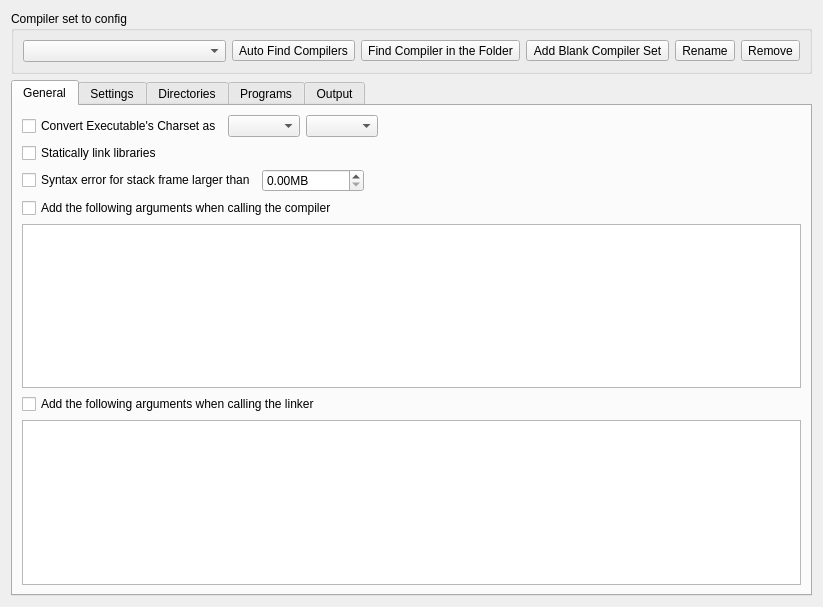
Above: RedPandaIDE/settingsdialog/compilersetoptionwidget.ui from royqh1979/RedPanda-CPP before the change. Below: the same form after it.
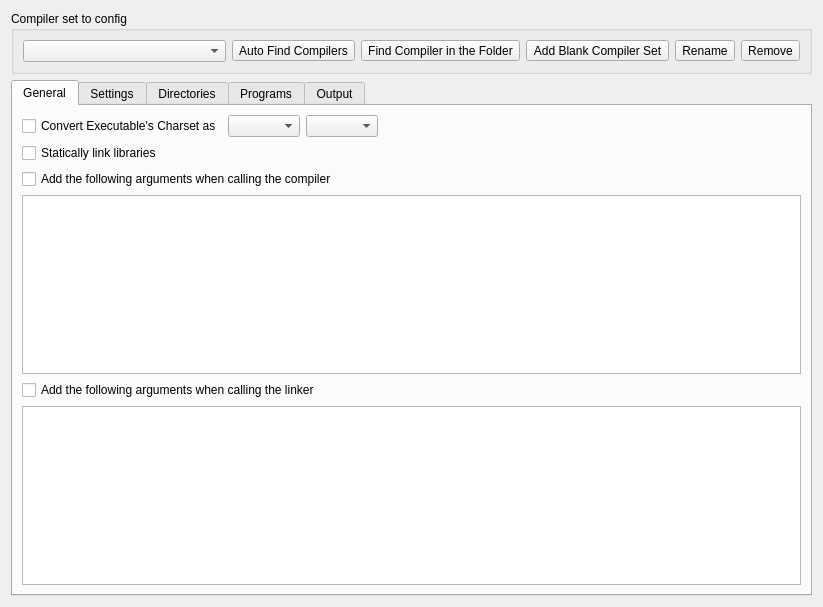
That is the form after the change. Icons and pictures are not drawn. Custom widgets are drawn as their Qt base class.

Commit message: - change: Remove the compiler set option "Syntax error when object larger than"

The edit to the form file:
```diff
--- a/RedPandaIDE/settingsdialog/compilersetoptionwidget.ui
+++ b/RedPandaIDE/settingsdialog/compilersetoptionwidget.ui
@@ -171,57 +171,6 @@
          </property>
         </widget>
        </item>
-       <item>
-        <widget class="QWidget" name="widget_2" native="true">
-         <layout class="QHBoxLayout" name="horizontalLayout_5">
-          <property name="leftMargin">
-           <number>0</number>
-          </property>
-          <property name="topMargin">
-           <number>0</number>
-          </property>
-          <property name="rightMargin">
-           <number>0</number>
-          </property>
-          <property name="bottomMargin">
-           <number>0</number>
-          </property>
-          <item>
-           <widget class="QCheckBox" name="chkWarnLargeObject">
-            <property name="text">
-             <string>Syntax error for stack frame larger than</string>
-            </property>
-           </widget>
-          </item>
-          <item>
-           <widget class="QDoubleSpinBox" name="spinMaxObjectSize">
-            <property name="suffix">
-             <string>MB</string>
-            </property>
-            <property name="maximum">
-             <double>999999.000000000000000</double>
-            </property>
-            <property name="singleStep">
-             <double>0.500000000000000</double>
-            </property>
-           </widget>
-          </item>
-          <item>
-           <spacer name="horizontalSpacer_3">
-            <property name="orientation">
-             <enum>Qt::Horizontal</enum>
-            </property>
-            <property name="sizeHint" stdset="0">
-             <size>
-              <width>40</width>
-              <height>20</height>
-             </size>
-            </property>
-           </spacer>
-          </item>
-         </layout>
-        </widget>
-       </item>
        <item>
         <widget class="QCheckBox" name="chkUseCustomCompilerParams">
          <property name="text">
```
The commit also changes 5 other files.
